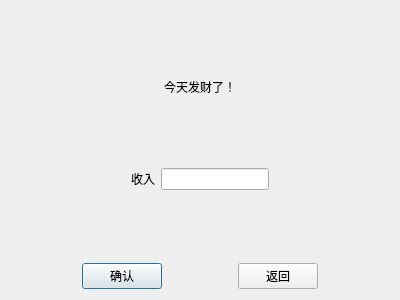
Qt form exincome.ui (FlyingBlazer/WAC) before a commit.
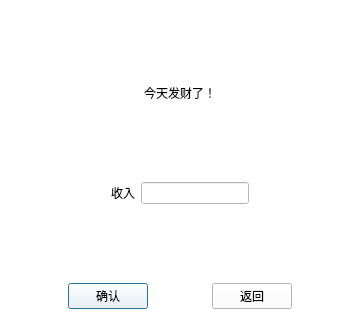
The same form after that commit.

Diff of the .ui file:
```diff
--- a/exincome.ui
+++ b/exincome.ui
@@ -6,13 +6,22 @@
    <rect>
     <x>0</x>
     <y>0</y>
-    <width>400</width>
-    <height>300</height>
+    <width>360</width>
+    <height>320</height>
    </rect>
   </property>
+  <property name="sizePolicy">
+   <sizepolicy hsizetype="Fixed" vsizetype="Fixed">
+    <horstretch>0</horstretch>
+    <verstretch>0</verstretch>
+   </sizepolicy>
+  </property>
   <property name="windowTitle">
    <string>Dialog</string>
   </property>
+  <property name="styleSheet">
+   <string notr="true">background-color: rgb(255, 255, 255);</string>
+  </property>
   <layout class="QVBoxLayout" name="verticalLayout">
    <item>
     <spacer name="verticalSpacer">
```
